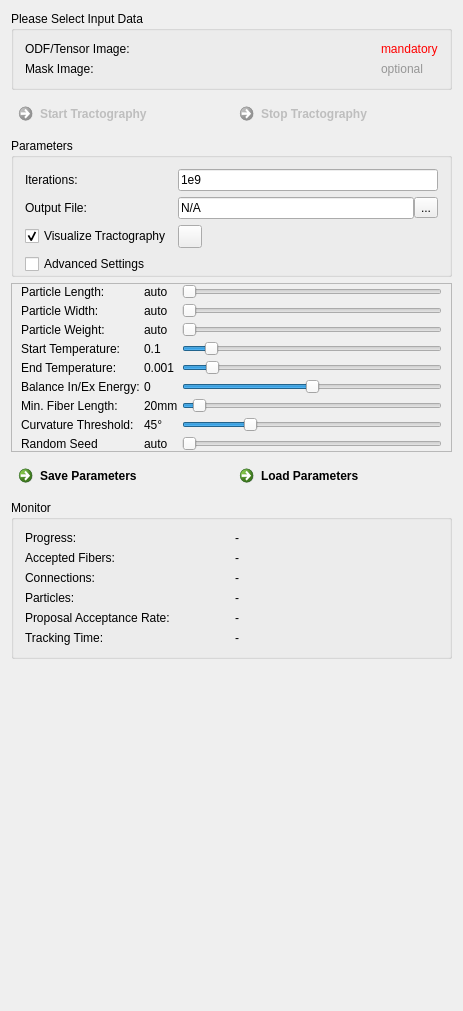
MITK/MITK, file Plugins/org.mitk.gui.qt.diffusionimaging.tractography/src/internal/QmitkGibbsTrackingViewControls.ui: the form before one commit.
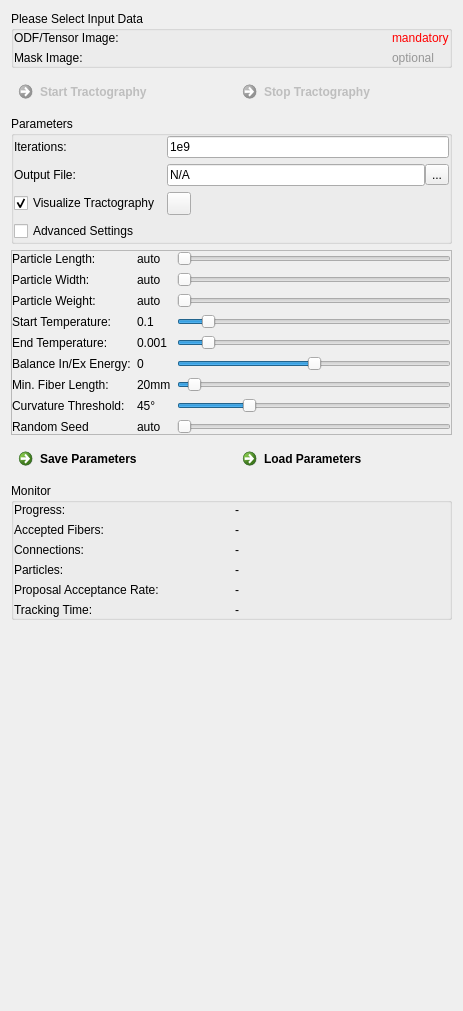
The form after the commit. Icons and pictures are not drawn.

Commit message: Refactor view layout

Patch:
```diff
--- a/Plugins/org.mitk.gui.qt.diffusionimaging.tractography/src/internal/QmitkGibbsTrackingViewControls.ui
+++ b/Plugins/org.mitk.gui.qt.diffusionimaging.tractography/src/internal/QmitkGibbsTrackingViewControls.ui
@@ -54,7 +54,7 @@
        <number>0</number>
       </property>
       <property name="spacing">
-       <number>0</number>
+       <number>6</number>
       </property>
       <item row="1" column="0">
        <widget class="QCommandLinkButton" name="m_TrackingStart">
@@ -105,6 +105,15 @@
       <string>Parameters</string>
      </property>
      <layout class="QGridLayout" name="gridLayout_5">
+      <property name="leftMargin">
+       <number>0</number>
+      </property>
+      <property name="topMargin">
+       <number>0</number>
+      </property>
+      <property name="rightMargin">
+       <number>0</number>
+      </property>
       <property name="bottomMargin">
        <number>0</number>
       </property>
@@ -253,19 +262,19 @@
      </property>
      <layout class="QGridLayout" name="gridLayout_2">
       <property name="leftMargin">
-       <number>9</number>
+       <number>0</number>
       </property>
       <property name="topMargin">
        <number>0</number>
       </property>
       <property name="rightMargin">
-       <number>9</number>
+       <number>0</number>
       </property>
       <property name="bottomMargin">
        <number>0</number>
       </property>
       <property name="spacing">
-       <number>4</number>
+       <number>6</number>
       </property>
       <item row="2" column="0">
        <widget class="QLabel" name="m_ParticleWidthLabel_2">
@@ -767,7 +776,7 @@
      <property name="lineWidth">
       <number>0</number>
      </property>
-     <layout class="QGridLayout" name="gridLayout_7">
+     <layout class="QGridLayout" name="gridLayout_7" rowstretch="0">
       <property name="leftMargin">
        <number>0</number>
       </property>
@@ -781,7 +790,7 @@
        <number>0</number>
       </property>
       <property name="spacing">
-       <number>0</number>
+       <number>6</number>
       </property>
       <item row="0" column="0">
        <widget class="QCommandLinkButton" name="m_SaveTrackingParameters">
@@ -854,6 +863,18 @@
       <string>Please Select Input Data</string>
      </property>
      <layout class="QGridLayout" name="gridLayout_3">
+      <property name="leftMargin">
+       <number>0</number>
+      </property>
+      <property name="topMargin">
+       <number>0</number>
+      </property>
+      <property name="rightMargin">
+       <number>0</number>
+      </property>
+      <property name="bottomMargin">
+       <number>0</number>
+      </property>
       <item row="0" column="0">
        <widget class="QLabel" name="label">
         <property name="sizePolicy">
@@ -915,6 +936,21 @@
       <string>Monitor</string>
      </property>
      <layout class="QGridLayout" name="gridLayout_6">
+      <property name="leftMargin">
+       <number>0</number>
+      </property>
+      <property name="topMargin">
+       <number>0</number>
+      </property>
+      <property name="rightMargin">
+       <number>0</number>
+      </property>
+      <property name="bottomMargin">
+       <number>0</number>
+      </property>
+      <property name="spacing">
+       <number>6</number>
+      </property>
       <item row="0" column="0">
        <widget class="QLabel" name="label_23">
         <property name="toolTip">
```
The commit also changes 94 other files.
